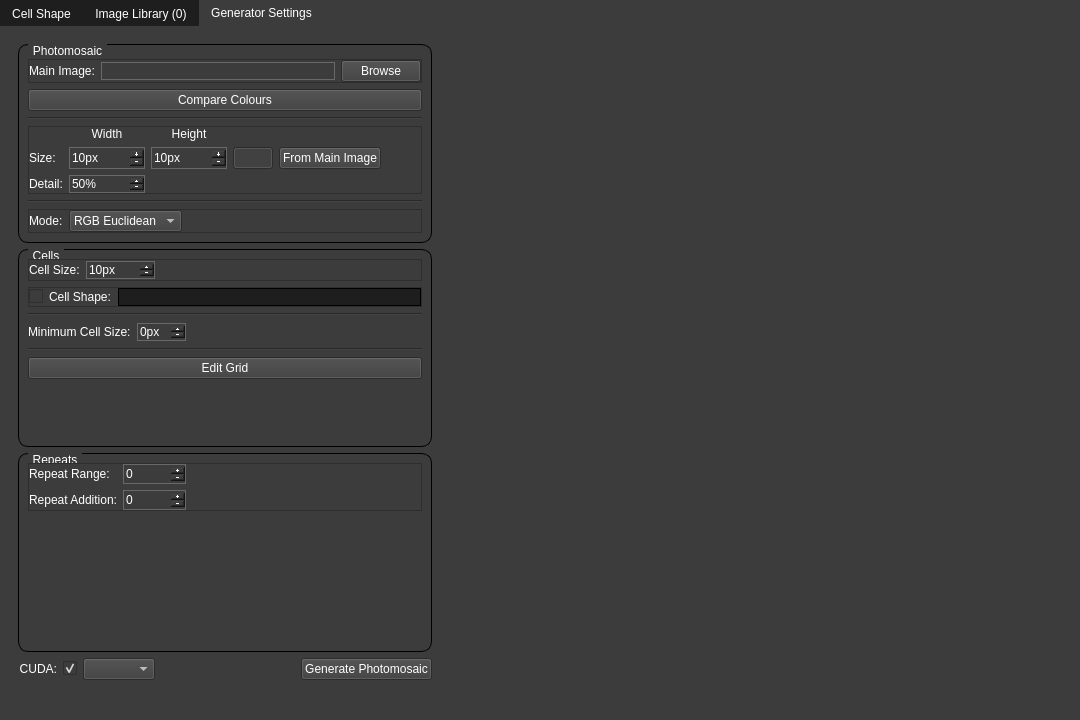
This is src/mainwindow.ui in MorganGrundy/MosaicMagnifique as Qt 5 draws it before an edit. The edited form follows.
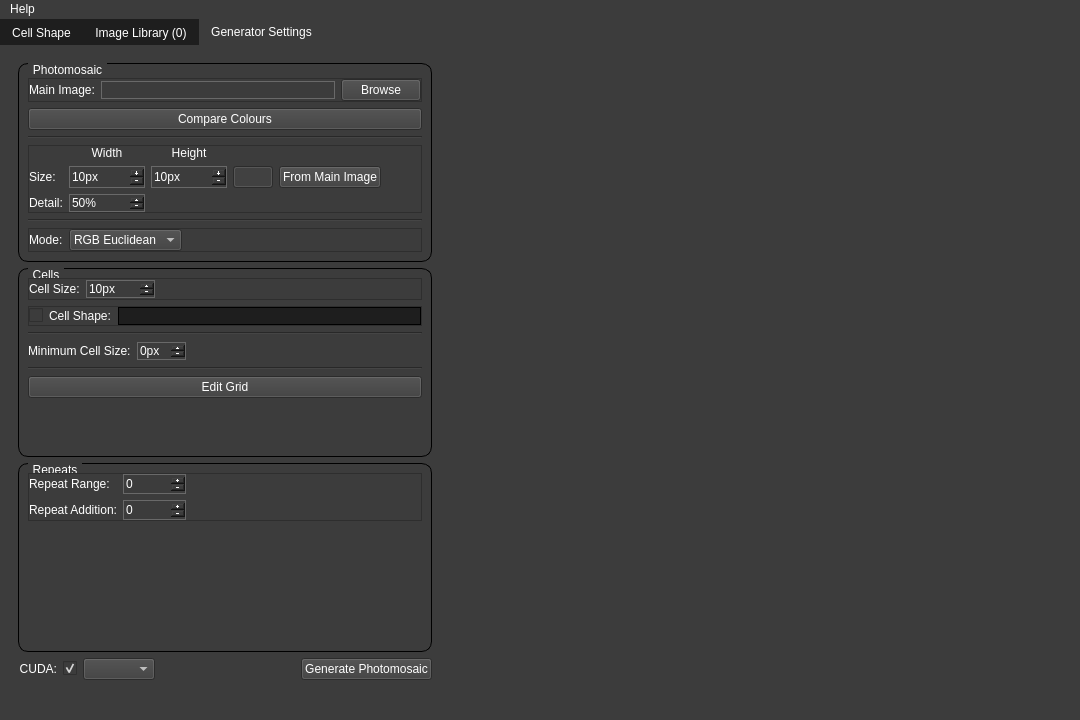
This is the edited form. Icons and pictures are not drawn. Custom widgets are drawn as their Qt base class.

Commit message: Added help action with link to website + github and build version + date + time.

Diff of the .ui file:
```diff
--- a/src/mainwindow.ui
+++ b/src/mainwindow.ui
@@ -1199,6 +1199,16 @@
      <height>20</height>
     </rect>
    </property>
+   <widget class="QMenu" name="menuAbout">
+    <property name="title">
+     <string>Help</string>
+    </property>
+    <addaction name="actionWebsite"/>
+    <addaction name="actionGithub"/>
+    <addaction name="separator"/>
+    <addaction name="actionAbout"/>
+   </widget>
+   <addaction name="menuAbout"/>
   </widget>
   <widget class="QStatusBar" name="statusbar"/>
  </widget>
```
Left out of the diff: 15 changed lines with no effect on the pictures. The commit also changes 7 other files.
